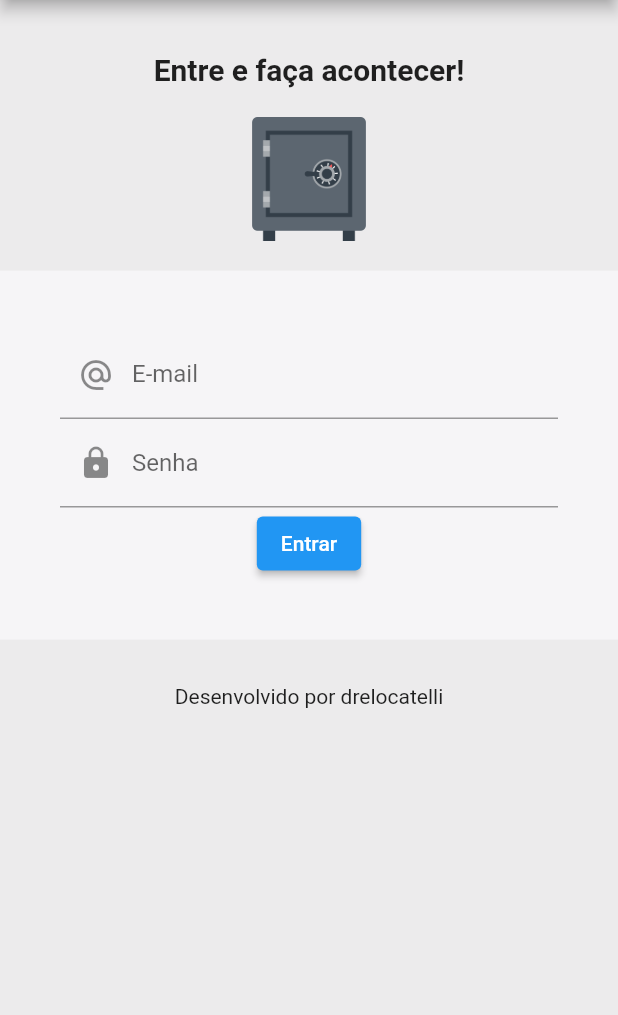
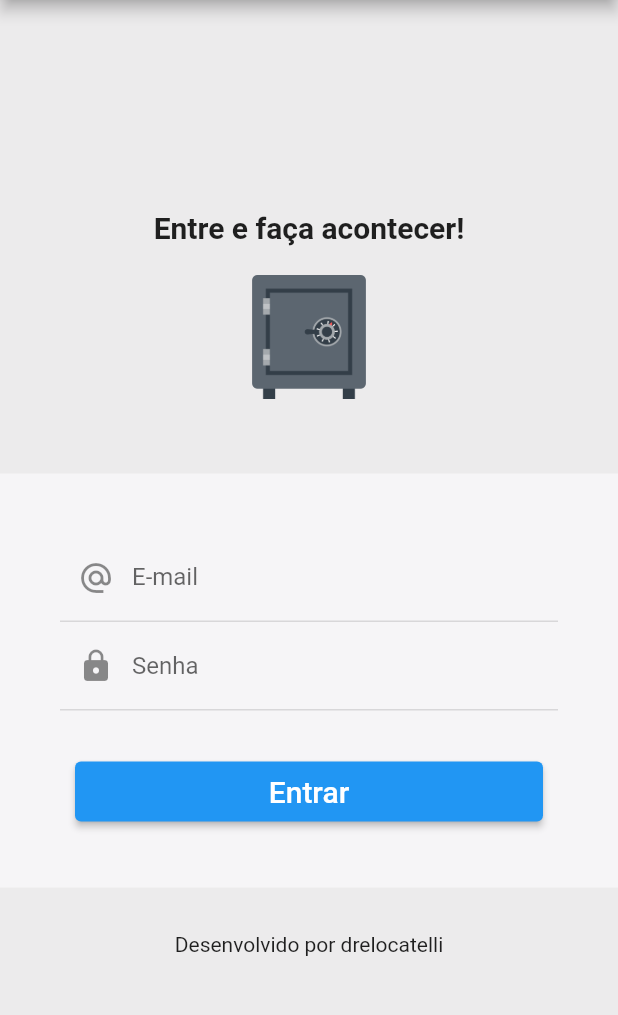
Before and after one commit to drelocatelli/moneyProcessor_Flutter, a Flutter app: the Login screen opened directly, on a phone screen of 412 x 824 dp, the part 84-1099 px from its top. Run offline on Flutter 3.47's test engine with Material 2 defaults, Android fonts, the phone set to English and light mode, and no system bars.

Commit message:
implementing login

```diff
--- a/lib/Login.dart
+++ b/lib/Login.dart
@@ -92,7 +92,6 @@ class _LoginState extends State<Login> {
                     Padding(
                       padding: EdgeInsets.all(40),
                       child: Column(
-                        mainAxisAlignment: MainAxisAlignment.center,
                         children: [
                           TextField(
                             onChanged: (text) {
@@ -102,6 +101,9 @@ class _LoginState extends State<Login> {
                             obscureText: false,
                             decoration: InputDecoration(
                               prefixIcon: Icon(Icons.alternate_email),
+                              enabledBorder: UnderlineInputBorder(
+                                  borderSide: BorderSide(color: Colors.black12)
+                              ),
                               labelText: 'E-mail',
                             ),
                           ),
@@ -114,12 +116,21 @@ class _LoginState extends State<Login> {
                             decoration: InputDecoration(
                               prefixIcon: Icon(Icons.lock),
                               labelText: 'Senha',
+                              enabledBorder: UnderlineInputBorder(
+                                  borderSide: BorderSide(color: Colors.black12)
+                              ),
                             ),
                           ),
-                          ElevatedButton(
-                              onPressed: () => _Login(),
-                              child: Text("Entrar")
-                          ),
+                          Padding(
+                            padding: EdgeInsets.only(top: 30, left: 10, right: 10),
+                            child: ElevatedButton(
+                                onPressed: () => _Login(),
+                                style: ElevatedButton.styleFrom(
+                                    minimumSize: Size.fromHeight(40)
+                                ),
+                                child: Text("Entrar", style: TextStyle(fontSize: 20))
+                            ),
+                          )
                         ],
                       ),
                     ),
@@ -145,13 +156,25 @@ class _LoginState extends State<Login> {
       ),
       body: Center(
         child: Column(
-          mainAxisAlignment: MainAxisAlignment.start,
+          mainAxisAlignment: MainAxisAlignment.center,
+          crossAxisAlignment: CrossAxisAlignment.center,
           children: [
-            Padding(padding: EdgeInsets.only(top: 35, bottom: 20), child: Text("Entre e faça acontecer!", style: TextStyle(fontWeight: FontWeight.bold, fontSize: 20))),
-            Image.asset("images/cofre.png", width: MediaQuery.of(context).size.width * 0.20),
-            Padding(
-              padding: EdgeInsets.only(top: 20),
-              child: this._loginForm(),
+            Column(
+              children: [
+                Padding(
+                  padding: EdgeInsets.only(top: 10, bottom: 10),
+                  child: Text("Entre e faça acontecer!", style: TextStyle(fontWeight: FontWeight.bold, fontSize: 20)),
+                ),
+                Padding(
+                  padding: EdgeInsets.only(top: 10, bottom: 50),
+                  child: Image.asset("images/cofre.png", width: MediaQuery.of(context).size.width * 0.20),
+                ),
+              ],
+            ),
+            Column(
+              children: [
+                this._loginForm(),
+              ],
             ),
           ],
         ),
```
Also changed, not shown: lib/Cadastro.dart (+42 -9 lines), lib/Service/UserService.dart (line endings or trailing spaces).
